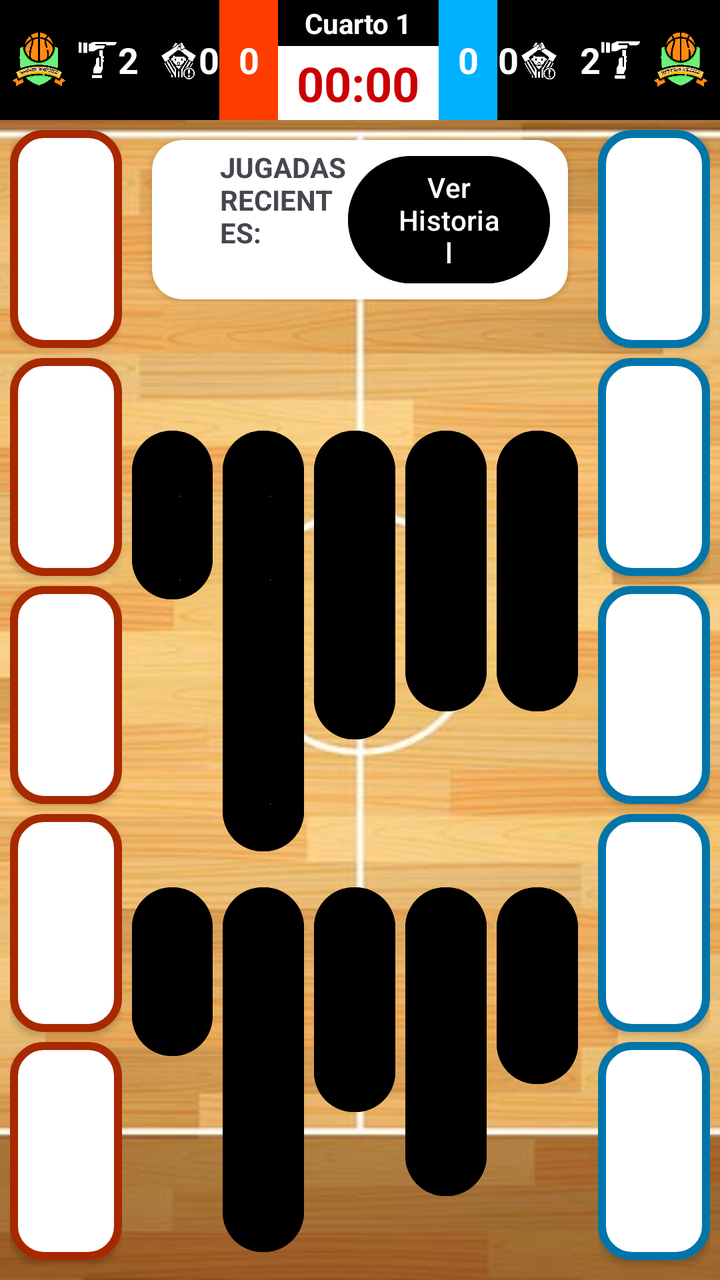
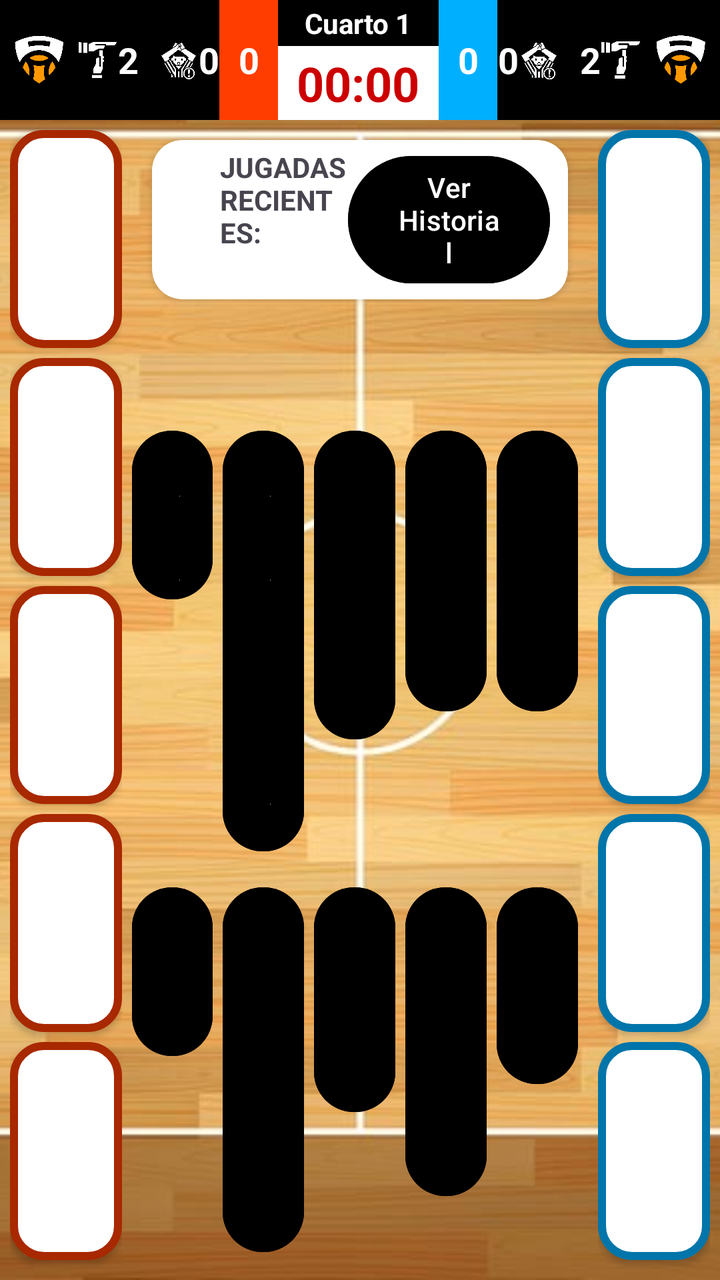

Screens rendered from an Android XML layout before and after an edit, with the pre-edit source and the edit as a unified diff.
<!-- AndroidManifest.xml: application theme Theme.UBB_estadistica -->
<!-- res/layout/fragment_partido.xml -->
<?xml version="1.0" encoding="utf-8"?>
<androidx.constraintlayout.widget.ConstraintLayout xmlns:android="http://schemas.android.com/apk/res/android"
    xmlns:app="http://schemas.android.com/apk/res-auto"
    xmlns:tools="http://schemas.android.com/tools"
    android:layout_width="match_parent"
    android:layout_height="match_parent"
    tools:context=".partido.PartidoFragment"
    tools:ignore="MissingClass">

    <ImageView
        android:id="@+id/fondoPistaBasket"
        android:layout_width="match_parent"
        android:layout_height="match_parent"
        android:scaleType="centerCrop"
        android:src="@drawable/pista_baloncesto_partido"
        app:layout_constraintBottom_toBottomOf="parent"
        app:layout_constraintEnd_toEndOf="parent"
        app:layout_constraintStart_toStartOf="parent"
        app:layout_constraintTop_toTopOf="parent" />

    <LinearLayout
        android:layout_width="match_parent"
        android:layout_height="match_parent"
        android:orientation="vertical"
        app:layout_constraintBottom_toBottomOf="parent"
        app:layout_constraintEnd_toEndOf="parent"
        app:layout_constraintStart_toStartOf="parent"
        app:layout_constraintTop_toTopOf="parent">

        <LinearLayout
            android:layout_width="match_parent"
            android:layout_height="60dp"
            android:background="@color/black"
            android:orientation="horizontal">

            <ImageView
                android:id="@+id/escudoLocal"
                android:layout_width="10dp"
                android:layout_height="match_parent"
                android:layout_marginLeft="5dp"
                android:layout_marginTop="5dp"
                android:layout_marginBottom="5dp"
                android:layout_weight="1"
                app:srcCompat="@drawable/escudo_equipo" />

            <ImageView
                android:id="@+id/imageTML"
                android:layout_width="1dp"
                android:layout_height="match_parent"
                android:layout_marginLeft="5sp"
                android:layout_marginTop="5sp"
                android:layout_marginBottom="5sp"
                android:layout_weight="1"
                app:srcCompat="@drawable/tmblanco" />

            <TextView
                android:id="@+id/txtTiemposMLocal"
                android:layout_width="1dp"
                android:layout_height="match_parent"
                android:layout_weight="0.5"
                android:gravity="center"
                android:text="2"
                android:textAlignment="textStart"
                android:textColor="#FFFFFF"
                android:textSize="18sp"
                android:textStyle="bold"
                tools:ignore="RtlCompat" />

            <ImageView
                android:id="@+id/imageFaltaL"
                android:layout_width="1dp"
                android:layout_height="match_parent"
                android:layout_marginLeft="10sp"
                android:layout_marginTop="5sp"
                android:layout_marginBottom="5sp"
                android:layout_weight="1"
                app:srcCompat="@drawable/faltanb" />

            <TextView
                android:id="@+id/txtFaltasLocal"
                android:layout_width="1dp"
                android:layout_height="match_parent"
                android:layout_weight="0.5"
                android:gravity="center"
                android:text="0"
                android:textAlignment="textStart"
                android:textColor="#FFFFFF"
                android:textSize="18sp"
                android:textStyle="bold"
                tools:ignore="RtlCompat" />

            <TextView
                android:id="@+id/txtPuntosLocal"
                android:layout_width="wrap_content"
                android:layout_height="match_parent"
                android:layout_weight="1"
                android:background="#FF3D00"
                android:gravity="center"
                android:text="0"
                android:textAlignment="center"
                android:textColor="#FFFFFF"
                android:textSize="18sp"
                android:textStyle="bold" />

            <LinearLayout
                android:layout_width="wrap_content"
                android:layout_height="match_parent"
                android:layout_weight="1"
                android:orientation="vertical">

                <TextView
                    android:id="@+id/txtCuartoPartido"
                    android:layout_width="match_parent"
                    android:layout_height="wrap_content"
                    android:layout_marginTop="2dp"
                    android:layout_marginBottom="2dp"
                    android:background="@color/black"
                    android:gravity="center"
                    android:text="Cuarto 1"
                    android:textColor="@color/white"
                    android:textStyle="bold" />

                <Chronometer
                    android:id="@+id/TiempoCuarto"
                    android:layout_width="match_parent"
                    android:layout_height="match_parent"
                    android:layout_weight="1"
                    android:background="@color/white"
                    android:gravity="center"
                    android:textAlignment="center"
                    android:textColor="@android:color/holo_red_dark"
                    android:textSize="24sp"
                    android:textStyle="bold" />

            </LinearLayout>


            

            <TextView
                android:id="@+id/txtPuntosVisitante"
                android:layout_width="wrap_content"
                android:layout_height="match_parent"
                android:layout_weight="1"
                android:background="#00B0FF"
                android:gravity="center"
                android:text="0"
                android:textAlignment="center"
                android:textColor="#FFFFFF"
                android:textSize="18sp"
                android:textStyle="bold" />

            <TextView
                android:id="@+id/txtFaltasVisitante"
                android:layout_width="1dp"
                android:layout_height="match_parent"
                android:layout_weight="0.5"
                android:gravity="center"
                android:text="0"
                android:textAlignment="textEnd"
                android:textColor="#FFFFFF"
                android:textSize="18sp"
                android:textStyle="bold"
                tools:ignore="RtlCompat" />

            <ImageView
                android:id="@+id/imageFaltaV"
                android:layout_width="1dp"
                android:layout_height="match_parent"
                android:layout_marginTop="5sp"
                android:layout_marginRight="10sp"
                android:layout_marginBottom="5sp"
                android:layout_weight="1"
                app:srcCompat="@drawable/faltanb" />

            <TextView
                android:id="@+id/txtTiemposMVisitante"
                android:layout_width="1dp"
                android:layout_height="match_parent"
                android:layout_weight="0.5"
                android:gravity="center"
                android:text="2"
                android:textAlignment="textEnd"
                android:textColor="#FFFFFF"
                android:textSize="18sp"
                android:textStyle="bold"
                tools:ignore="RtlCompat" />

            <ImageView
                android:id="@+id/imageTMV"
                android:layout_width="1dp"
                android:layout_height="wrap_content"
                android:layout_marginTop="5sp"
                android:layout_marginRight="5sp"
                android:layout_marginBottom="5sp"
                android:layout_weight="1"
                app:srcCompat="@drawable/tmblanco" />

            <ImageView
                android:id="@+id/escudoVisitante"
                android:layout_width="10dp"
                android:layout_height="match_parent"
                android:layout_marginTop="5dp"
                android:layout_marginRight="5dp"
                android:layout_marginBottom="5dp"
                android:layout_weight="1"
                app:srcCompat="@drawable/escudo_equipo" />

        </LinearLayout>

        <LinearLayout
            android:layout_width="match_parent"
            android:layout_height="match_parent">

            <LinearLayout
                android:layout_width="100dp"
                android:layout_height="match_parent"
                android:layout_marginLeft="5dp"
                android:layout_marginTop="5dp"
                android:layout_marginRight="5dp"
                android:layout_marginBottom="5dp"
                android:layout_weight="1"
                android:orientation="vertical">

                <ToggleButton
                    android:id="@+id/TBLocal1"
                    android:layout_width="wrap_content"
                    android:layout_height="wrap_content"
                    android:layout_marginBottom="5sp"
                    android:layout_weight="1"
                    android:background="@drawable/togglebuttonlocaldesactivado"
                    android:textColor="#000000"
                    android:textOff=" "
                    android:textOn=" "
                    android:textStyle="bold" />

                <ToggleButton
                    android:id="@+id/TBLocal2"
                    android:layout_width="wrap_content"
                    android:layout_height="wrap_content"
                    android:layout_marginBottom="5sp"
                    android:layout_weight="1"
                    android:background="@drawable/togglebuttonlocaldesactivado"
                    android:textColor="#000000"
                    android:textOff=" "
                    android:textOn=" "
                    android:textStyle="bold" />

                <ToggleButton
                    android:id="@+id/TBLocal3"
                    android:layout_width="wrap_content"
                    android:layout_height="wrap_content"
                    android:layout_marginBottom="5sp"
                    android:layout_weight="1"
                    android:background="@drawable/togglebuttonlocaldesactivado"
                    android:textColor="#000000"
                    android:textOff=" "
                    android:textOn=" "
                    android:textStyle="bold" />

                <ToggleButton
                    android:id="@+id/TBLocal4"
                    android:layout_width="wrap_content"
                    android:layout_height="wrap_content"
                    android:layout_marginBottom="5sp"
                    android:layout_weight="1"
                    android:background="@drawable/togglebuttonlocaldesactivado"
                    android:textColor="#000000"
                    android:textOff=" "
                    android:textOn=" "
                    android:textStyle="bold" />

                <ToggleButton
                    android:id="@+id/TBLocal5"
                    android:layout_width="wrap_content"
                    android:layout_height="wrap_content"
                    android:layout_marginBottom="5sp"
                    android:layout_weight="1"
                    android:background="@drawable/togglebuttonlocaldesactivado"
                    android:textColor="#000000"
                    android:textOff=" "
                    android:textOn=" "
                    android:textStyle="bold" />
            </LinearLayout>

            <LinearLayout
                android:layout_width="match_parent"
                android:layout_height="match_parent"
                android:layout_weight="3"
                android:orientation="vertical">

                <androidx.cardview.widget.CardView
                    android:layout_width="match_parent"
                    android:layout_height="wrap_content"
                    android:layout_marginStart="10dp"
                    android:layout_marginTop="10dp"
                    android:layout_marginEnd="10dp"
                    app:cardCornerRadius="15dp">

                    <LinearLayout
                        android:layout_width="match_parent"
                        android:layout_height="match_parent"
                        android:layout_margin="4dp"
                        android:orientation="horizontal">

                        <LinearLayout
                            android:layout_width="wrap_content"
                            android:layout_height="match_parent"
                            android:layout_marginStart="30dp"
                            android:layout_weight="3"
                            android:orientation="vertical">

                            <TextView
                                android:id="@+id/textView65"
                                android:layout_width="match_parent"
                                android:layout_height="wrap_content"
                                android:layout_weight="1"
                                android:text="JUGADAS RECIENTES:"
                                android:textStyle="bold" />

                            <TextView
                                android:id="@+id/txtJugadaReciente"
                                android:layout_width="match_parent"
                                android:layout_height="wrap_content"
                                android:layout_weight="1" />
                        </LinearLayout>

                        <Button
                            android:id="@+id/btnHistorialJugadas"
                            android:layout_width="wrap_content"
                            android:layout_height="match_parent"
                            android:layout_marginRight="5dp"
                            android:layout_weight="1"
                            android:backgroundTint="@color/black"
                            android:text="Ver Historial"
                            android:textColor="@color/white" />
                    </LinearLayout>

                </androidx.cardview.widget.CardView>

                <LinearLayout
                    android:layout_width="match_parent"
                    android:layout_height="match_parent"
                    android:gravity="bottom"
                    android:orientation="vertical">

                    <LinearLayout
                        android:layout_width="match_parent"
                        android:layout_height="wrap_content"
                        android:layout_marginBottom="10dp"
                        android:gravity="bottom"
                        android:orientation="horizontal">

                        <Button
                            android:id="@+id/btnFalta"
                            android:layout_width="0dp"
                            android:layout_height="wrap_content"
                            android:layout_marginRight="5dp"
                            android:layout_weight="1"
                            android:backgroundTint="@color/black"
                            android:text="FALTA"
                            android:textColor="@color/white"
                            android:textSize="12sp"
                            app:cornerRadius="20sp" />

                        <Button
                            android:id="@+id/btnFalEspecial"
                            android:layout_width="0dp"
                            android:layout_height="wrap_content"
                            android:layout_marginEnd="5dp"
                            android:layout_weight="1"
                            android:backgroundTint="@color/black"
                            android:text="FALTA ESPECIAL"
                            android:textColor="@color/white"
                            android:textSize="12sp"
                            app:cornerRadius="20sp" />

                        <Button
                            android:id="@+id/btnTL"
                            android:layout_width="0dp"
                            android:layout_height="wrap_content"
                            android:layout_marginEnd="5dp"
                            android:layout_weight="1"
                            android:backgroundTint="@color/black"
                            android:text="TIRO LIBRE"
                            android:textColor="@color/white"
                            android:textSize="12sp"
                            app:cornerRadius="20sp" />

                        <Button
                            android:id="@+id/btnT2p"
                            android:layout_width="0dp"
                            android:layout_height="wrap_content"
                            android:layout_marginEnd="5dp"
                            android:layout_weight="1"
                            android:backgroundTint="@color/black"
                            android:text="TIRO 2PTS"
                            android:textColor="@color/white"
                            android:textSize="12sp"
                            app:cornerRadius="20sp" />

                        <Button
                            android:id="@+id/btnT3p"
                            android:layout_width="0dp"
                            android:layout_height="wrap_content"
                            android:layout_marginEnd="5dp"
                            android:layout_weight="1"
                            android:backgroundTint="@color/black"
                            android:text="TIRO 3PTS"
                            android:textColor="@color/white"
                            android:textSize="12sp"
                            app:cornerRadius="20sp" />

                    </LinearLayout>

                    <LinearLayout
                        android:layout_width="match_parent"
                        android:layout_height="wrap_content"
                        android:layout_marginBottom="10dp"
                        android:gravity="bottom"
                        android:orientation="horizontal">

                        <Button
                            android:id="@+id/btnTapon"
                            android:layout_width="0dp"
                            android:layout_height="wrap_content"
                            android:layout_marginEnd="5dp"
                            android:layout_weight="1"
                            android:backgroundTint="@color/black"
                            android:text="TAPÓN"
                            android:textColor="@color/white"
                            android:textSize="12sp"
                            app:cornerRadius="20sp" />

                        <Button
                            android:id="@+id/btnRecuperacion"
                            android:layout_width="0dp"
                            android:layout_height="wrap_content"
                            android:layout_marginEnd="5dp"
                            android:layout_weight="1"
                            android:backgroundTint="@color/black"
                            android:text="RECUPERACIÓN"
                            android:textColor="@color/white"
                            android:textSize="12sp"
                            app:cornerRadius="20sp" />

                        <Button
                            android:id="@+id/btnPerdida"
                            android:layout_width="0dp"
                            android:layout_height="wrap_content"
                            android:layout_marginEnd="5dp"
                            android:layout_weight="1"
                            android:backgroundTint="@color/black"
                            android:text="PÉRDIDA"
                            android:textColor="@color/white"
                            android:textSize="12sp"
                            app:cornerRadius="20sp" />

                        <Button
                            android:id="@+id/btnAsistencia"
                            android:layout_width="0dp"
                            android:layout_height="wrap_content"
                            android:layout_marginEnd="5dp"
                            android:layout_weight="1"
                            android:backgroundTint="@color/black"
                            android:text="ASISTENCIA"
                            android:textColor="@color/white"
                            android:textSize="12sp"
                            app:cornerRadius="20sp" />

                        <Button
                            android:id="@+id/btnRebote"
                            android:layout_width="0dp"
                            android:layout_height="wrap_content"
                            android:layout_marginEnd="5dp"
                            android:layout_weight="1"
                            android:backgroundTint="@color/black"
                            android:text="REBOTE"
                            android:textColor="@color/white"
                            android:textSize="12sp"
                            app:cornerRadius="20sp" />

                    </LinearLayout>

                </LinearLayout>

            </LinearLayout>

            <LinearLayout
                android:layout_width="100dp"
                android:layout_height="match_parent"
                android:layout_marginLeft="5dp"
                android:layout_marginTop="5dp"
                android:layout_marginRight="5dp"
                android:layout_marginBottom="5dp"
                android:layout_weight="1"
                android:orientation="vertical">

                <ToggleButton
                    android:id="@+id/TBVisitante1"
                    android:layout_width="wrap_content"
                    android:layout_height="wrap_content"
                    android:layout_marginBottom="5sp"
                    android:layout_weight="1"
                    android:background="@drawable/togglebuttonvisitantedesactivado"
                    android:textColor="#000000"
                    android:textOff=" "
                    android:textOn=" "
                    android:textStyle="bold" />

                <ToggleButton
                    android:id="@+id/TBVisitante2"
                    android:layout_width="wrap_content"
                    android:layout_height="wrap_content"
                    android:layout_marginBottom="5sp"
                    android:layout_weight="1"
                    android:background="@drawable/togglebuttonvisitantedesactivado"
                    android:textColor="#000000"
                    android:textOff=" "
                    android:textOn=" "
                    android:textStyle="bold" />

                <ToggleButton
                    android:id="@+id/TBVisitante3"
                    android:layout_width="wrap_content"
                    android:layout_height="wrap_content"
                    android:layout_marginBottom="5sp"
                    android:layout_weight="1"
                    android:background="@drawable/togglebuttonvisitantedesactivado"
                    android:textColor="#000000"
                    android:textOff=" "
                    android:textOn=" "
                    android:textStyle="bold" />

                <ToggleButton
                    android:id="@+id/TBVisitante4"
                    android:layout_width="wrap_content"
                    android:layout_height="wrap_content"
                    android:layout_marginBottom="5sp"
                    android:layout_weight="1"
                    android:background="@drawable/togglebuttonvisitantedesactivado"
                    android:textColor="#000000"
                    android:textOff=" "
                    android:textOn=" "
                    android:textStyle="bold" />

                <ToggleButton
                    android:id="@+id/TBVisitante5"
                    android:layout_width="wrap_content"
                    android:layout_height="wrap_content"
                    android:layout_marginBottom="5sp"
                    android:layout_weight="1"
                    android:background="@drawable/togglebuttonvisitantedesactivado"
                    android:textColor="#000000"
                    android:textOff=" "
                    android:textOn=" "
                    android:textStyle="bold" />
            </LinearLayout>

        </LinearLayout>
    </LinearLayout>

</androidx.constraintlayout.widget.ConstraintLayout>
<!-- resources referenced by this layout -->
<resources>
  <color name="black">#FF000000</color>
  <color name="white">#FFFFFFFF</color>
  <!-- drawable escudo_equipo: png bitmap (drawable, 62532 bytes) -->
  <!-- drawable faltanb: png bitmap (drawable, 42554 bytes) -->
  <!-- drawable pista_baloncesto_partido: jpg bitmap (drawable, 68909 bytes) -->
  <!-- drawable tmblanco: png bitmap (drawable, 6076 bytes) -->
  <!-- drawable togglebuttonlocaldesactivado (drawable) -->
  <?xml version="1.0" encoding="utf-8"?>
  <shape xmlns:android="http://schemas.android.com/apk/res/android" android:shape="rectangle">
  
      <corners android:radius="15dp"></corners>
      <stroke android:width="4dp" android:color="#A82800"></stroke>
      <solid android:color="#FFFFFF"/>
  </shape>
  <!-- drawable togglebuttonvisitantedesactivado (drawable) -->
  <?xml version="1.0" encoding="utf-8"?>
  <shape xmlns:android="http://schemas.android.com/apk/res/android" android:shape="rectangle">
  
      <corners android:radius="15dp"></corners>
      <stroke android:width="4dp" android:color="#0075AA"></stroke>
      <solid android:color="#FFFFFF"/>
  </shape>
  <style name="Theme.UBB_estadistica" parent="Theme.MaterialComponents.DayNight.DarkActionBar">
          
          <item name="colorPrimary">@color/yellow_logo_500</item>
          <item name="colorPrimaryDark">@color/yellow_logo_700</item>
          <item name="colorAccent">@color/yellow_logo</item>
  
          <item name="colorPrimaryVariant">@color/yellow_logo_700</item>
          <item name="colorOnPrimary">@color/white</item>
          
          <item name="colorSecondary">@color/teal_200</item>
          <item name="colorSecondaryVariant">@color/teal_700</item>
          <item name="colorOnSecondary">@color/black</item>
          
          <item name="android:statusBarColor">@color/yellow_logo_700</item>
          
      </style>
  <color name="yellow_logo_500">#FFEB3B</color>
  <color name="yellow_logo_700">#FBC02D</color>
  <color name="yellow_logo">#F3DD2F</color>
  <color name="teal_200">#FF03DAC5</color>
  <color name="teal_700">#FF018786</color>
</resources>

<!-- the commit's change to res/layout/fragment_partido.xml (unified diff, before → after) -->
@@ -41,7 +41,7 @@
                 android:layout_marginTop="5dp"
                 android:layout_marginBottom="5dp"
                 android:layout_weight="1"
-                app:srcCompat="@drawable/escudo_equipo" />
+                app:srcCompat="@drawable/escudopredeterminado" />
 
             <ImageView
                 android:id="@+id/imageTML"
@@ -204,7 +204,7 @@
                 android:layout_marginRight="5dp"
                 android:layout_marginBottom="5dp"
                 android:layout_weight="1"
-                app:srcCompat="@drawable/escudo_equipo" />
+                app:srcCompat="@drawable/escudopredeterminado" />
 
         </LinearLayout>
 
<!-- resource entries referenced after the edit -->
@@ -2,7 +2,7 @@
 <resources>
   <color name="black">#FF000000</color>
   <color name="white">#FFFFFFFF</color>
-  <!-- drawable escudo_equipo: png bitmap (drawable, 62532 bytes) -->
+  <!-- drawable escudopredeterminado: png bitmap (drawable, 17382 bytes) -->
   <!-- drawable faltanb: png bitmap (drawable, 42554 bytes) -->
   <!-- drawable pista_baloncesto_partido: jpg bitmap (drawable, 68909 bytes) -->
   <!-- drawable tmblanco: png bitmap (drawable, 6076 bytes) -->
